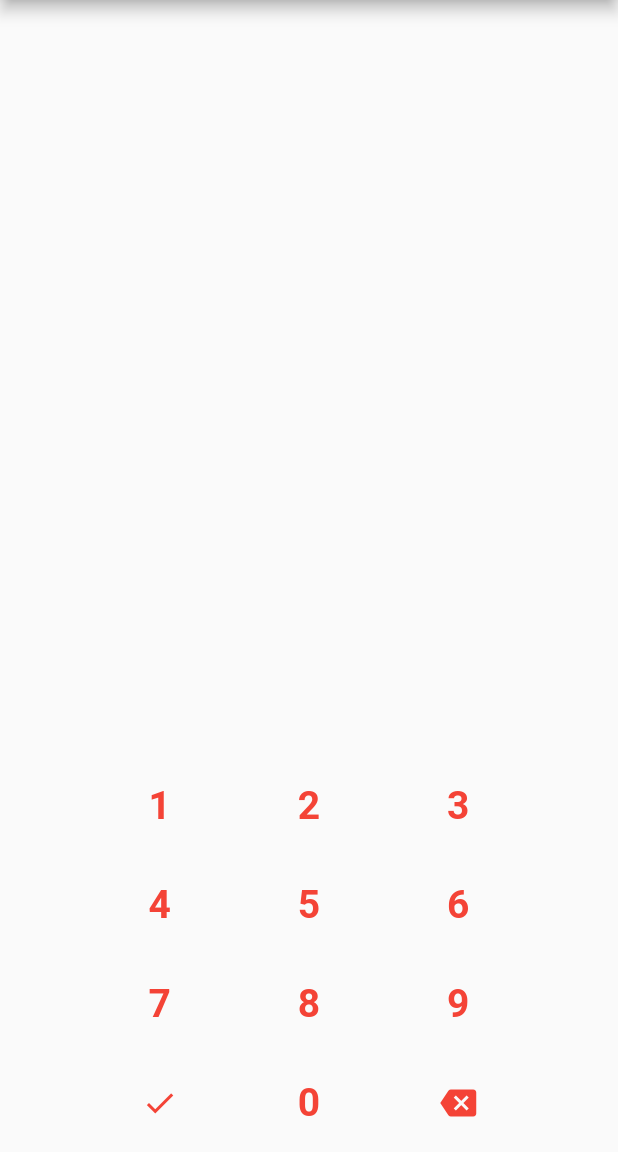
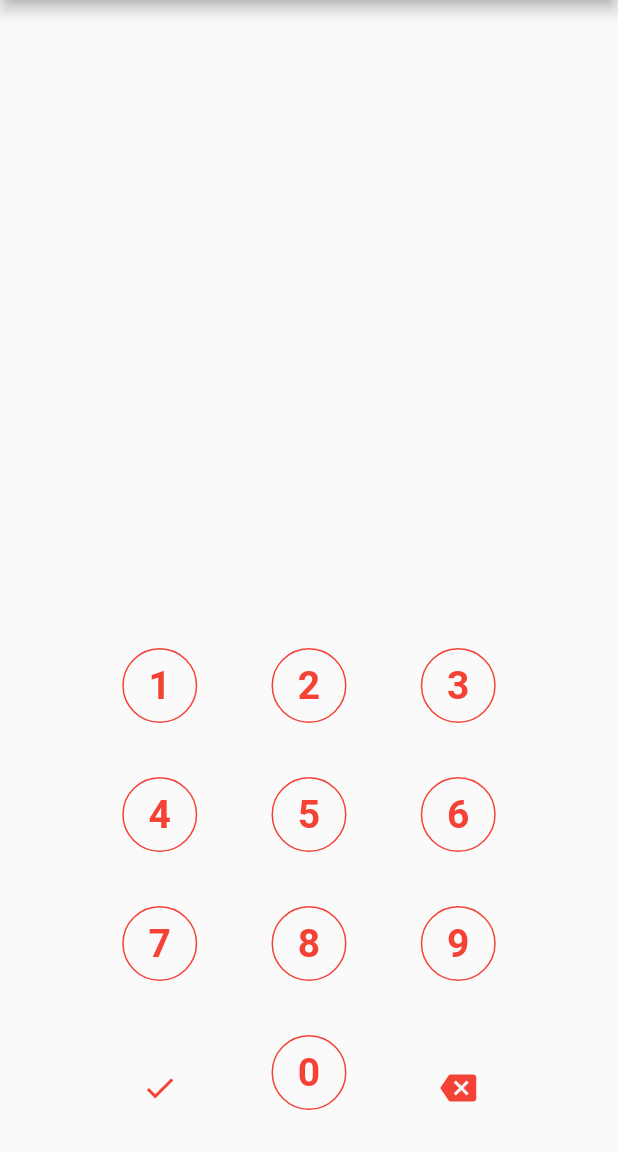
Before and after one commit to fhamy/numeric_keyboard, a Flutter app: the screen it shows after launch, on a phone screen of 412 x 824 dp, the part 84-1236 px from its top. Run offline on Flutter 3.47's test engine with Material 2 defaults, Android fonts, the phone set to English and light mode, and no system bars.

Commit message:
Custom numeric keyboard

```diff
--- a/lib/numeric_keyboard.dart
+++ b/lib/numeric_keyboard.dart
@@ -5,12 +5,25 @@ import 'package:flutter/material.dart';
 typedef KeyboardTapCallback = void Function(String text);
 
 class NumericKeyboard extends StatefulWidget {
+  /// Color of the text [default = Colors.black]
   final Color textColor;
+
+  /// Display a custom right icon
   final Icon rightIcon;
+
+  /// Action to trigger when right button is pressed
   final Function() rightButtonFn;
+
+  /// Display a custom left icon
   final Icon leftIcon;
+
+  /// Action to trigger when left button is pressed
   final Function() leftButtonFn;
+
+  /// Callback when an item is pressed
   final KeyboardTapCallback onKeyboardTap;
+
+  /// Main axis alignment [default = MainAxisAlignment.spaceEvenly]
   final MainAxisAlignment mainAxisAlignment;
 
   NumericKeyboard(
@@ -95,17 +108,23 @@ class _NumericKeyboardState extends State<NumericKeyboard> {
         onTap: () {
           widget.onKeyboardTap(value);
         },
+        child: Padding(
+            padding: const EdgeInsets.only(bottom: 20),
             child: Container(
               alignment: Alignment.center,
               width: 50,
               height: 50,
+              decoration: BoxDecoration(
+                  shape: BoxShape.circle,
+                  border: Border.all(width: 1, color: widget.textColor)
+              ),
               child: Text(
                 value,
                 style: TextStyle(
                     fontSize: 26,
                     fontWeight: FontWeight.bold,
-                color: widget.textColor),
+                    color:  widget.textColor),
               ),
-        ));
+            )));
   }
 }
```
Lines whose indentation alone changed are shown as unchanged.
